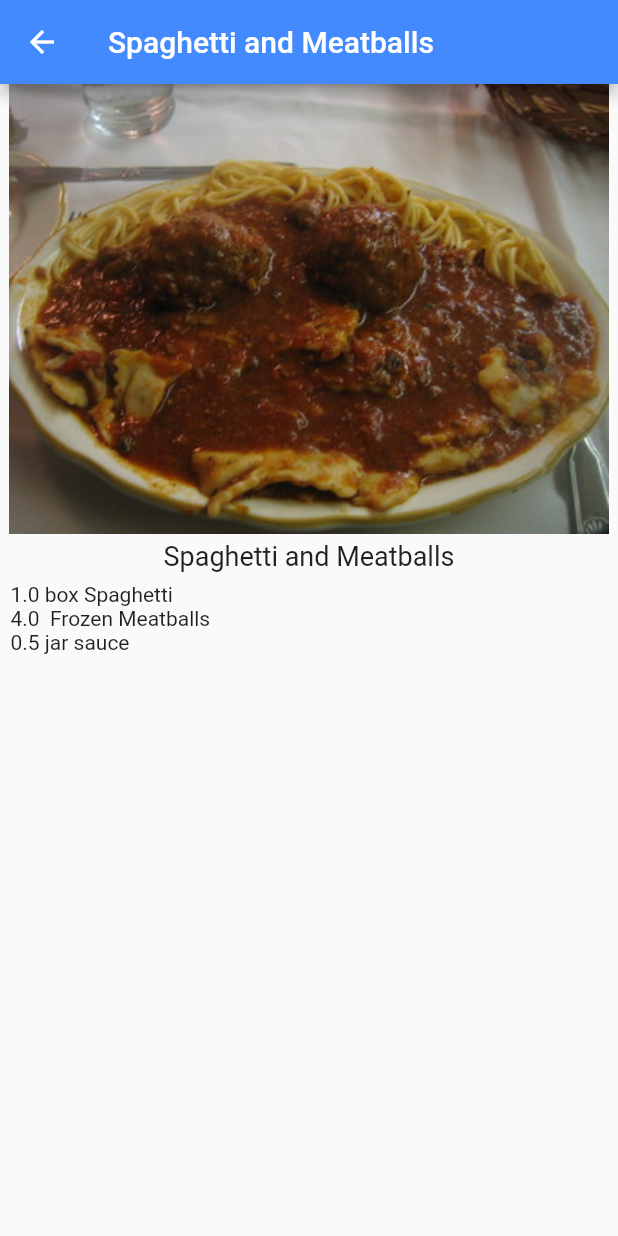
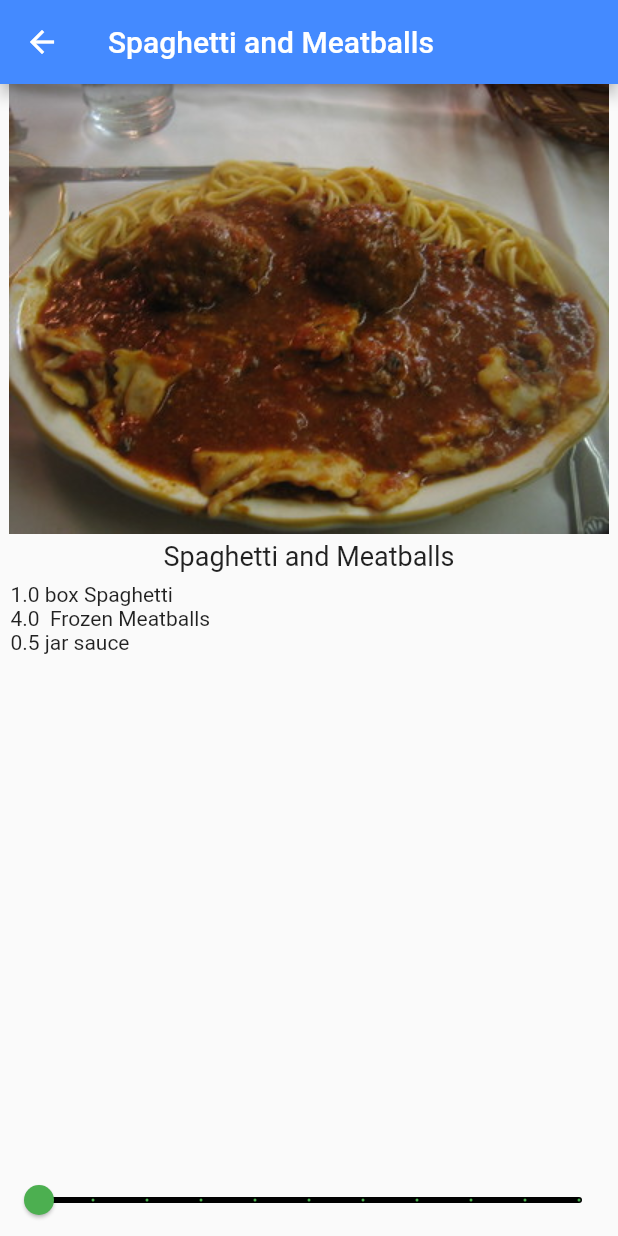
Before and after one commit to Cruz-Bdllo/recipes, a Flutter app: the screen it shows after launch, after a tap on "Spaghetti and Meatballs", on a phone screen of 412 x 824 dp. Run offline on Flutter 3.47's test engine with Material 2 defaults, Android fonts, the phone set to English and light mode, and no system bars.

Commit message:
Adding a serving slider [feature/recipes-calculator]

```diff
--- a/lib/recipe_detail.dart
+++ b/lib/recipe_detail.dart
@@ -17,6 +17,7 @@ class RecipeDetail extends StatefulWidget {
 }
 
 class _RecipeDetailState extends State<RecipeDetail> {
+  int _sliderValue = 1;
   @override
   Widget build(BuildContext context) {
     // TODO: implement build
@@ -55,6 +56,20 @@ class _RecipeDetailState extends State<RecipeDetail> {
                   return Text('${ingredient.quantity} ${ingredient.measure} ${ingredient.name}');
                 }
               ),
+            ),
+            Slider(
+              min: 1,
+              max: 10,
+              divisions: 10,
+              value: _sliderValue.toDouble(),
+              label: '${_sliderValue * widget.recipe.servings} servings',
+              onChanged: (double value) {
+                setState(() {
+                  _sliderValue = value.round();
+                });
+              },
+              activeColor: Colors.green,
+              inactiveColor: Colors.black,
             )
           ],
         ),
```
